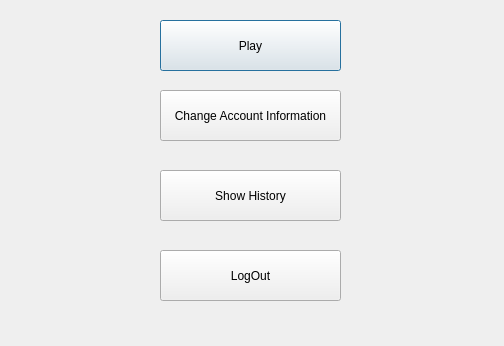
Above: Menu.ui from m-rajaee/PlantsVsZombies before the change. Below: the same form after it.
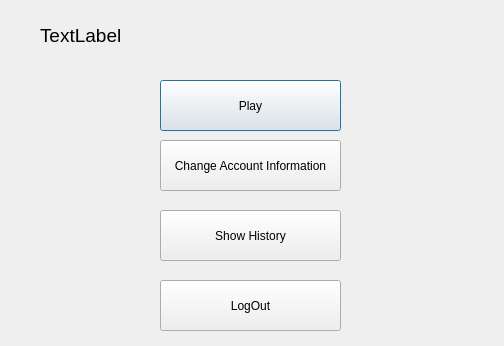
That is the form after the change.

Commit message: Menu Completed

What changed in the file:
```diff
--- a/Menu.ui
+++ b/Menu.ui
@@ -17,7 +17,7 @@
    <property name="geometry">
     <rect>
      <x>160</x>
-     <y>20</y>
+     <y>80</y>
      <width>181</width>
      <height>51</height>
     </rect>
@@ -30,7 +30,7 @@
    <property name="geometry">
     <rect>
      <x>160</x>
-     <y>90</y>
+     <y>140</y>
      <width>181</width>
      <height>51</height>
     </rect>
@@ -43,7 +43,7 @@
    <property name="geometry">
     <rect>
      <x>160</x>
-     <y>170</y>
+     <y>210</y>
      <width>181</width>
      <height>51</height>
     </rect>
@@ -56,7 +56,7 @@
    <property name="geometry">
     <rect>
      <x>160</x>
-     <y>250</y>
+     <y>280</y>
      <width>181</width>
      <height>51</height>
     </rect>
@@ -65,6 +65,24 @@
     <string>LogOut</string>
    </property>
   </widget>
+  <widget class="QLabel" name="label">
+   <property name="geometry">
+    <rect>
+     <x>40</x>
+     <y>0</y>
+     <width>421</width>
+     <height>71</height>
+    </rect>
+   </property>
+   <property name="font">
+    <font>
+     <pointsize>14</pointsize>
+    </font>
+   </property>
+   <property name="text">
+    <string>TextLabel</string>
+   </property>
+  </widget>
  </widget>
  <resources/>
  <connections/>
```
The commit also changes 12 other files.
